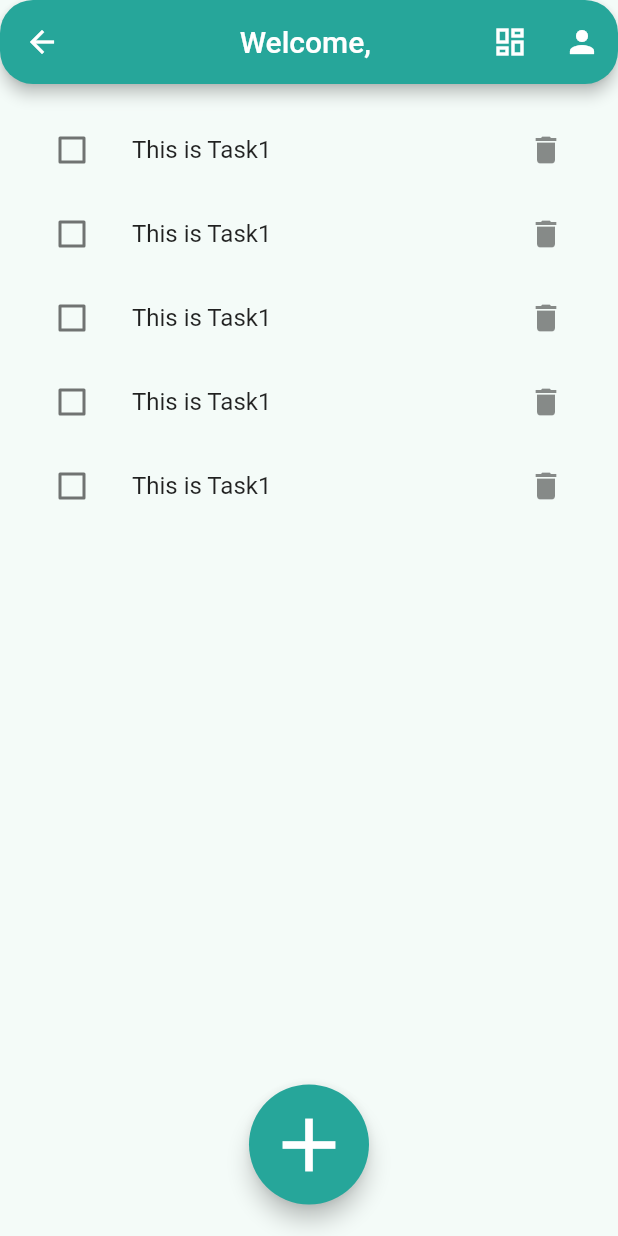
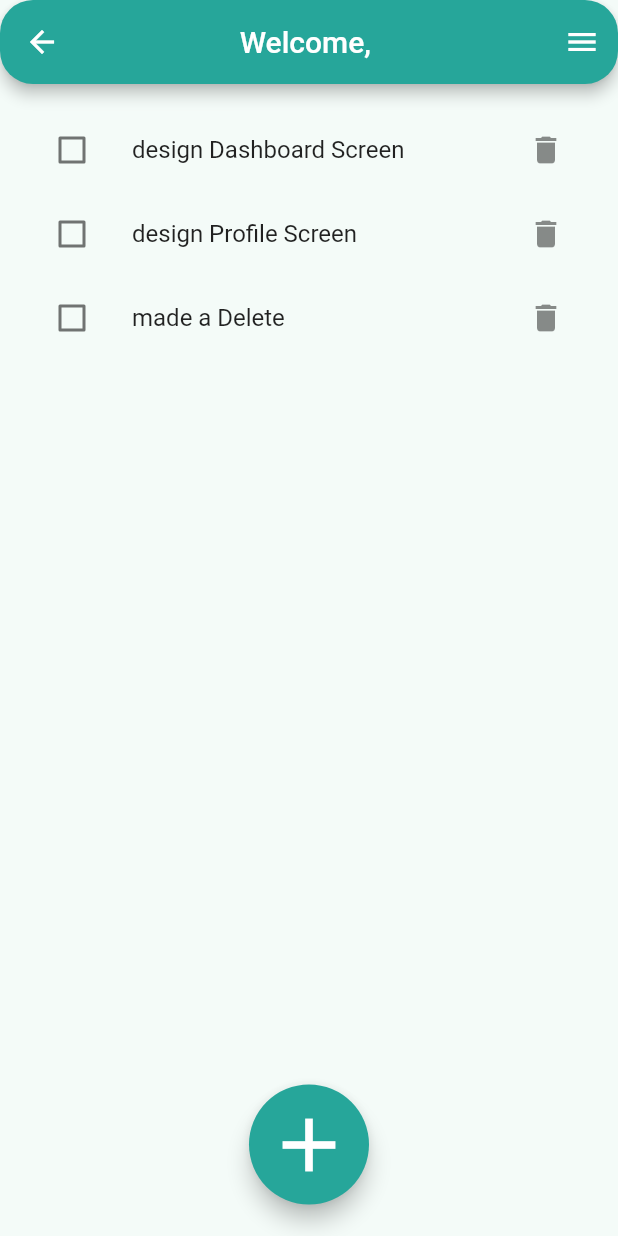
Before and after one commit to MayarALiP/tasks_organizer, a Flutter app: the MyTasksHome screen opened directly with empty values, on a phone screen of 412 x 824 dp. Run offline on Flutter 3.47's test engine with Material 2 defaults, Android fonts, the phone set to English and light mode, and no system bars; our stand-ins replace shared_preferences; accounts and stored records are empty.

Commit message:
Second Commit

```diff
--- a/lib/my_costume_widgets/task_checkbox.dart
+++ b/lib/my_costume_widgets/task_checkbox.dart
@@ -1,23 +1,23 @@
-import 'package:flutter/material.dart';
-
-class TaskCheckbox extends StatelessWidget {
-  final bool checkboxState;
-  final ValueChanged<bool?> toggleCheckboxState;
-
-  const TaskCheckbox({
-    required this.checkboxState,
-    required this.toggleCheckboxState,
-    super.key,
-  });
-
-  @override
-  Widget build(BuildContext context) {
-    return Checkbox(
-      activeColor: Colors.teal[400],
-      value: checkboxState,
-      onChanged: (value){
-        toggleCheckboxState(value);
-      },
-    );
-  }
-}
+// import 'package:flutter/material.dart';
+//
+// class TaskCheckbox extends StatelessWidget {
+//   final bool checkboxState;
+//   final ValueChanged<bool?> toggleCheckboxState;
+//
+//   const TaskCheckbox({
+//     required this.checkboxState,
+//     required this.toggleCheckboxState,
+//     super.key,
+//   });
+//
+//   @override
+//   Widget build(BuildContext context) {
+//     return Checkbox(
+//       activeColor: Colors.teal[400],
+//       value: checkboxState,
+//       onChanged: (value){
+//         toggleCheckboxState(value);
+//       },
+//     );
+//   }
+// }
--- a/lib/my_costume_widgets/task_tile.dart
+++ b/lib/my_costume_widgets/task_tile.dart
@@ -1,29 +1,26 @@
 import 'package:flutter/material.dart';
-import 'package:tasks_organizer/my_costume_widgets/task_checkbox.dart';
 
-class TaskTile extends StatefulWidget {
-  const TaskTile({super.key});
-  @override
-  State<TaskTile> createState() => _TaskTileState();
-}
-class _TaskTileState extends State<TaskTile> {
-  bool isChecked = false;
-  void checkboxCallback(bool? checkboxState) {
-    if (checkboxState != null) {
-      setState(() {
-        isChecked = checkboxState;
-      });
-    }
-  }
+class TaskTile extends StatelessWidget {
+ final  bool isChecked ;
+ final String taskTitle ;
+ final Function(bool?) checkboxCallback;
+
+ const TaskTile({required this.taskTitle,
+   required this.isChecked,
+   required this.checkboxCallback ,
+   super.key
+ });
+
   @override
   Widget build(BuildContext context) {
     return ListTile(
-      leading: TaskCheckbox(
-        checkboxState: isChecked,
-        toggleCheckboxState: checkboxCallback,
+      leading: Checkbox(
+        activeColor: Colors.teal[400],
+        value: isChecked ,
+        onChanged:checkboxCallback,
+
       ),
-      title: Text(
-        "This is Task1",
+      title: Text(taskTitle,
         style: TextStyle(
           decoration: isChecked ? TextDecoration.lineThrough : null,
         ),
--- a/lib/my_costume_widgets/tasks_list.dart
+++ b/lib/my_costume_widgets/tasks_list.dart
@@ -1,21 +1,37 @@
 import 'package:flutter/material.dart';
+import 'package:tasks_organizer/model/task.dart';
 import 'package:tasks_organizer/my_costume_widgets/task_tile.dart';
 
-class TasksList extends StatelessWidget {
-  const TasksList({
-    super.key,
-  });
+class TasksList extends StatefulWidget {
+
+    final List<Task> tasks ;
+    const TasksList(this.tasks, {Key? key}) : super(key: key);
+
+
+  @override
+  State<TasksList> createState() => _TasksListState();
+}
+
+class _TasksListState extends State<TasksList> {
 
   @override
   Widget build(BuildContext context) {
-    return ListView(
-        scrollDirection: Axis.vertical,
-        children:const [
-          TaskTile(),
-          TaskTile(),
-          TaskTile(),
-          TaskTile(),
-          TaskTile(),
-        ]);
+    return ListView.builder(
+        //scrollDirection: Axis.vertical,
+      itemBuilder: (context, index){
+        return TaskTile(
+            taskTitle: widget.tasks[index].name,
+            isChecked:widget.tasks[index].isDone,
+            checkboxCallback:(checkboxState) {
+            if (checkboxState != null) {
+              setState(() {
+                widget.tasks[index].toggleDone() ;
+              });
+            }
+            }
+        );
+        } ,
+      itemCount: widget.tasks.length,
+        );
   }
 }
--- a/lib/splash_screen.dart
+++ b/lib/splash_screen.dart
@@ -1,5 +1,6 @@
 import 'dart:async';
 import 'package:flutter/material.dart';
+import 'package:tasks_organizer/model/task.dart';
 import 'package:tasks_organizer/view/login_screen.dart';
 
 
@@ -11,6 +12,13 @@ class SplashScreen extends StatefulWidget {
 }
 
 class _SplashScreenState extends State<SplashScreen> {
+
+  List<Task> tasks =[
+    Task(name:"design you dashboard"),
+    Task(name:"design you profile "),
+    Task(name:"delete a task "),
+  ];
+
   @override
   void initState() {
     super.initState();
--- a/lib/view/home_screen.dart
+++ b/lib/view/home_screen.dart
@@ -1,14 +1,31 @@
 import 'package:flutter/material.dart';
+import 'package:tasks_organizer/model/task.dart';
 import 'package:tasks_organizer/my_costume_widgets/tasks_list.dart';
 import 'package:tasks_organizer/view/add_new_task.dart';
 import 'package:tasks_organizer/view/dashboard_screen.dart';
+import 'package:tasks_organizer/view/profile.dart';
 
-class MyTasksHome extends StatelessWidget {
-  final String usernameW;
+class MyTasksHome extends StatefulWidget {
+  final String firstName;
+  const MyTasksHome(this.firstName, {Key? key}) : super(key: key);
 
-   const MyTasksHome(this.usernameW, {super.key});
+  @override
+  State<MyTasksHome> createState() => _MyTasksHomeState();
+}
 
-  Widget buildBottomSheet(BuildContext context) => const AddNewTask();
+class _MyTasksHomeState extends State<MyTasksHome> {
+  List<Task> tasks = [
+    Task(name: "design Dashboard Screen"),
+    Task(name: "design Profile Screen"),
+    Task(name: "made a Delete "),
+  ];
+
+  Widget buildBottomSheet(BuildContext context) => AddNewTask((newTaskTitle) {
+        setState(() {
+          tasks.add(Task(name: newTaskTitle));
+        });
+        Navigator.pop(context);
+      });
 
   @override
   Widget build(BuildContext context) {
@@ -20,29 +37,64 @@ class MyTasksHome extends StatelessWidget {
           borderRadius: BorderRadius.circular(22),
         ),
         centerTitle: true,
-        title: Text("Welcome, $usernameW"),
-        actions: [
-          IconButton(
+        title: Text("Welcome, ${widget.firstName}"),
+      ),
+
+      endDrawer: Drawer(
+        width: 200,
+        child: ListView(padding: EdgeInsets.zero, children: [
+          const SizedBox(
+            height: 75,
+            child: DrawerHeader(
+              decoration: BoxDecoration(
+                color: Colors.transparent,
+              ),
+              child: Align(
+                alignment: Alignment.bottomLeft,
+                child: Text(
+                  "go to ?.. ",
+                  textAlign: TextAlign.start,
+                  style: TextStyle(
+                    fontSize: 16,
+                  ),
+                ),
+              ),
+            ),
+          ),
+          ListTile(
+            leading: IconButton(
               onPressed: () {
                 Navigator.push(
                     context,
-                MaterialPageRoute(builder: (context) => const DashboardScreen()),
-              );
+                    MaterialPageRoute(
+                      builder: (context) => DashboardScreen(tasks, firstName: widget.firstName,),
+                    ));
               },
               icon: const Icon(Icons.dashboard_outlined),
             ),
-          IconButton(
-            onPressed: () {},
+            title: const Text('Dashboard '),
+          ),
+          ListTile(
+            leading: IconButton(
+              onPressed: () {
+                var userData;
+                Navigator.push(
+                    context,
+                    MaterialPageRoute(
+                      builder: (context) => Profile(firstName: widget.firstName, userData: userData),
+                    ));
+              },
               icon: const Icon(Icons.person),
             ),
-        ],
+            title: const Text('Personal Info '),
+          ),
+        ]),
       ),
 
-
       // body where my tasks will appear
-      body: const Padding(
-        padding: EdgeInsets.fromLTRB(8.0, 16, 8, 0),
-        child: TasksList(),
+      body: Padding(
+        padding: const EdgeInsets.fromLTRB(8.0, 16, 8, 0),
+        child: TasksList(tasks),
       ),
 
       // adding new task
```
Also changed, not shown: lib/model/users.dart (+7 -4 lines), lib/view/add_new_task.dart (+12 -3 lines), lib/view/dashboard_screen.dart (+37 -3 lines), lib/view/login_screen.dart (+29 -5 lines). Lines whose indentation alone changed are shown as unchanged.
